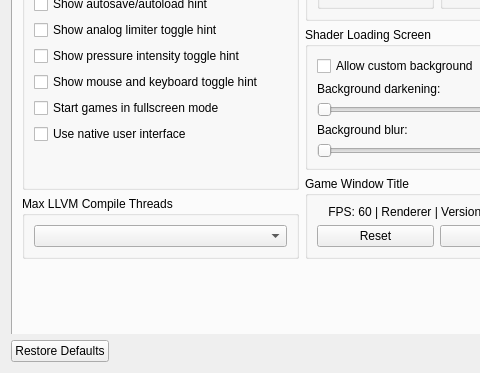
RPCS3/rpcs3, file rpcs3/rpcs3qt/settings_dialog.ui: the form before one commit; both pictures show x 0 to 480 and y 315 to 688 of the 856 by 688 pixel window.
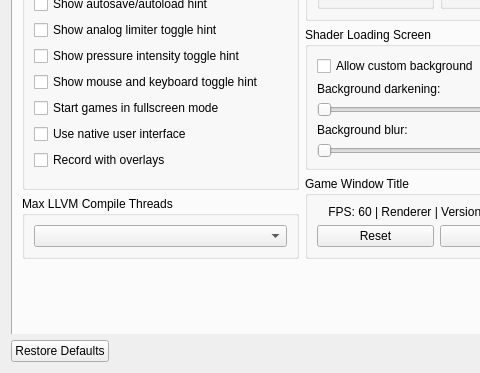
The form after the commit. The open tabs and pages were chosen to show the change. Icons and pictures are not drawn.

Commit message: overlays: add record with overlays setting to settings dialog

```diff
--- a/rpcs3/rpcs3qt/settings_dialog.ui
+++ b/rpcs3/rpcs3qt/settings_dialog.ui
@@ -3066,6 +3066,13 @@
                  </property>
                 </widget>
                </item>
+               <item>
+                <widget class="QCheckBox" name="recordWithOverlays">
+                 <property name="text">
+                  <string>Record with overlays</string>
+                 </property>
+                </widget>
+               </item>
                <item>
                 <spacer name="emulatorTabSpacerLeft">
                  <property name="orientation">
```
The commit also changes 3 other files.
